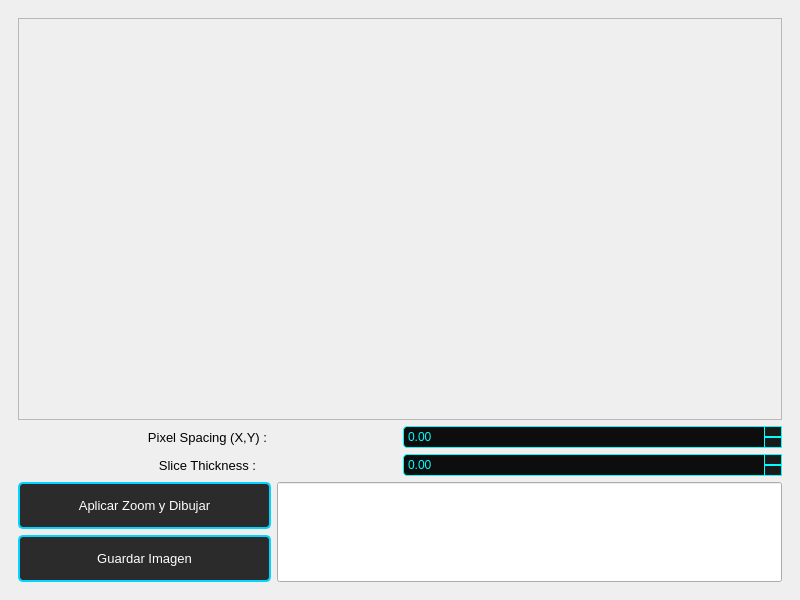
elianisnavarrop-hue/NeuraMed-Analizer, file view/ventana_zoom.ui: the form before one commit.
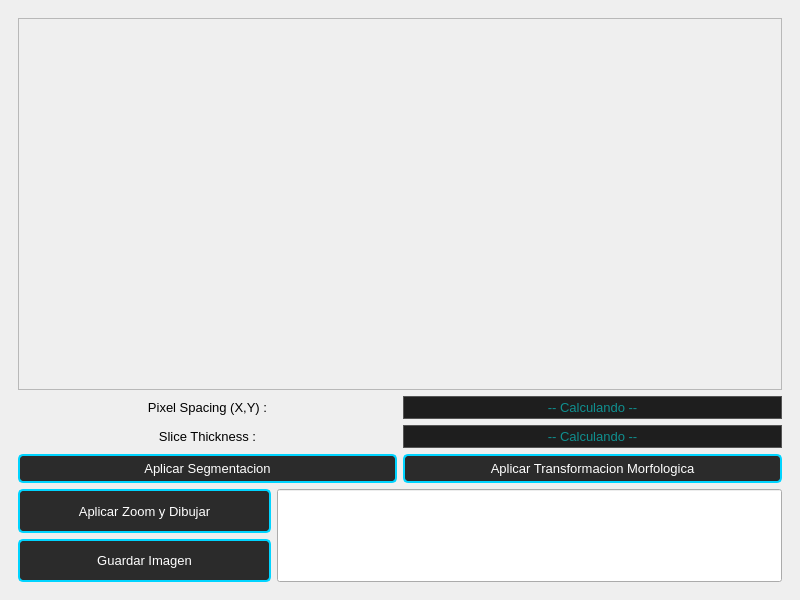
The form after the commit. Icons and pictures are not drawn.

The edit to the form file:
```diff
--- a/view/ventana_zoom.ui
+++ b/view/ventana_zoom.ui
@@ -74,97 +74,6 @@
          </item>
          <item>
           <layout class="QGridLayout" name="gridLayout_2">
-           <item row="0" column="1">
-            <widget class="QDoubleSpinBox" name="pixel_spacing">
-             <property name="sizePolicy">
-              <sizepolicy hsizetype="Minimum" vsizetype="Fixed">
-               <horstretch>0</horstretch>
-               <verstretch>0</verstretch>
-              </sizepolicy>
-             </property>
-             <property name="font">
-              <font>
-               <family>Arial</family>
-              </font>
-             </property>
-             <property name="cursor">
-              <cursorShape>PointingHandCursor</cursorShape>
-             </property>
-             <property name="styleSheet">
-              <string notr="true">QDoubleSpinBox {
-    background-color: #0d0d0d;        /* Fondo oscuro */
-    border: 1px solid #00FFFF;        /* Borde cian */
-    color: #00FFFF;                   /* Texto cian */
-    border-radius: 4px;
-    padding: 2px;
-    selection-background-color: #00FFFF;
-    selection-color: #000000;
-}
-
-QDoubleSpinBox:up-button {
-    background-color: #1a1a1a;        /* Fondo del botón */
-    border: 1px solid #00FFFF;
-    subcontrol-origin: border;
-    subcontrol-position: top right;   /* Posición flecha arriba */
-    width: 16px;
-}
-QDoubleSpinBox:down-button {
-    background-color: #1a1a1a;        /* Fondo del botón */
-    border: 1px solid #00FFFF;
-    subcontrol-origin: border;
-    subcontrol-position: bottom right; /* Posición flecha abajo */
-    width: 16px;
-}</string>
-             </property>
-             <property name="maximum">
-              <double>100.000000000000000</double>
-             </property>
-             <property name="singleStep">
-              <double>2.000000000000000</double>
-             </property>
-            </widget>
-           </item>
-           <item row="1" column="1">
-            <widget class="QDoubleSpinBox" name="slice_thicness">
-             <property name="font">
-              <font>
-               <family>Arial</family>
-              </font>
-             </property>
-             <property name="cursor">
-              <cursorShape>PointingHandCursor</cursorShape>
-             </property>
-             <property name="styleSheet">
-              <string notr="true">QDoubleSpinBox {
-    background-color: #0d0d0d;        /* Fondo oscuro */
-    border: 1px solid #00FFFF;        /* Borde cian */
-    color: #00FFFF;                   /* Texto cian */
-    border-radius: 4px;
-    padding: 2px;
-    selection-background-color: #00FFFF;
-    selection-color: #000000;
-}
-
-QDoubleSpinBox:up-button {
-    background-color: #1a1a1a;        /* Fondo del botón */
-    border: 1px solid #00FFFF;
-    subcontrol-origin: border;
-    subcontrol-position: top right;   /* Posición flecha arriba */
-    width: 16px;
-}
-QDoubleSpinBox:down-button {
-    background-color: #1a1a1a;        /* Fondo del botón */
-    border: 1px solid #00FFFF;
-    subcontrol-origin: border;
-    subcontrol-position: bottom right; /* Posición flecha abajo */
-    width: 16px;
-}</string>
-             </property>
-             <property name="maximum">
-              <double>100.000000000000000</double>
-             </property>
-            </widget>
-           </item>
            <item row="0" column="0">
             <widget class="QLabel" name="lblpixel">
              <property name="font">
@@ -181,6 +90,28 @@
              </property>
             </widget>
            </item>
+           <item row="0" column="1">
+            <widget class="QLineEdit" name="val_pixel_spacing">
+             <property name="font">
+              <font>
+               <family>Arial</family>
+               <pointsize>10</pointsize>
+              </font>
+             </property>
+             <property name="styleSheet">
+              <string notr="true">background-color: #1e1e1e; border: 1px solid #555; color: #00FFFF; padding: 2px;</string>
+             </property>
+             <property name="readOnly">
+              <bool>true</bool>
+             </property>
+             <property name="placeholderText">
+              <string>-- Calculando --</string>
+             </property>
+             <property name="alignment">
+              <set>Qt::AlignCenter</set>
+             </property>
+            </widget>
+           </item>
            <item row="1" column="0">
             <widget class="QLabel" name="lblslice">
              <property name="font">
@@ -197,6 +128,108 @@
              </property>
             </widget>
            </item>
+           <item row="1" column="1">
+            <widget class="QLineEdit" name="val_slice_thickness">
+             <property name="font">
+              <font>
+               <family>Arial</family>
+               <pointsize>10</pointsize>
+              </font>
+             </property>
+             <property name="styleSheet">
+              <string notr="true">background-color: #1e1e1e; border: 1px solid #555; color: #00FFFF; padding: 2px;</string>
+             </property>
+             <property name="readOnly">
+              <bool>true</bool>
+             </property>
+             <property name="placeholderText">
+              <string>-- Calculando --</string>
+             </property>
+             <property name="alignment">
+              <set>Qt::AlignCenter</set>
+             </property>
+            </widget>
+           </item>
+           <item row="2" column="0">
+            <widget class="QPushButton" name="aplicar_segmentacion">
+             <property name="sizePolicy">
+              <sizepolicy hsizetype="Expanding" vsizetype="Fixed">
+               <horstretch>0</horstretch>
+               <verstretch>0</verstretch>
+              </sizepolicy>
+             </property>
+             <property name="font">
+              <font>
+               <family>Arial</family>
+               <pointsize>10</pointsize>
+              </font>
+             </property>
+             <property name="cursor">
+              <cursorShape>PointingHandCursor</cursorShape>
+             </property>
+             <property name="styleSheet">
+              <string notr="true">QPushButton#aplicar_segmentacion {
+    background-color: #2b2b2b; 
+    border: 2px solid #00d4ff;
+    border-radius: 5px;
+    color: #ffffff;
+    padding: 5px;
+}
+QPushButton#aplicar_segmentacion:hover {
+    background-color: #00d4ff;
+    border: 2px solid #ffffff;
+}
+QPushButton#aplicar_segmentacion:pressed {
+    background-color: #008fae;
+    color: #000000;
+    border: 2px solid #00d4ff;
+}</string>
+             </property>
+             <property name="text">
+              <string>Aplicar Segmentacion</string>
+             </property>
+            </widget>
+           </item>
+           <item row="2" column="1">
+            <widget class="QPushButton" name="aplicar_transf_morph">
+             <property name="sizePolicy">
+              <sizepolicy hsizetype="Expanding" vsizetype="Fixed">
+               <horstretch>0</horstretch>
+               <verstretch>0</verstretch>
+              </sizepolicy>
+             </property>
+             <property name="font">
+              <font>
+               <family>Arial</family>
+               <pointsize>10</pointsize>
+              </font>
+             </property>
+             <property name="cursor">
+              <cursorShape>PointingHandCursor</cursorShape>
+             </property>
+             <property name="styleSheet">
+              <string notr="true">QPushButton#aplicar_transf_morph {
+    background-color: #2b2b2b; 
+    border: 2px solid #00d4ff;
+    border-radius: 5px;
+    color: #ffffff;
+    padding: 5px;
+}
+QPushButton#aplicar_transf_morph:hover {
+    background-color: #00d4ff;
+    border: 2px solid #ffffff;
+}
+QPushButton#aplicar_transf_morph:pressed {
+    background-color: #008fae;
+    color: #000000;
+    border: 2px solid #00d4ff;
+}</string>
+             </property>
+             <property name="text">
+              <string>Aplicar Transformacion Morfologica</string>
+             </property>
+            </widget>
+           </item>
           </layout>
          </item>
          <item>
```
Left out of the diff: 25 changed lines with no effect on the pictures.
